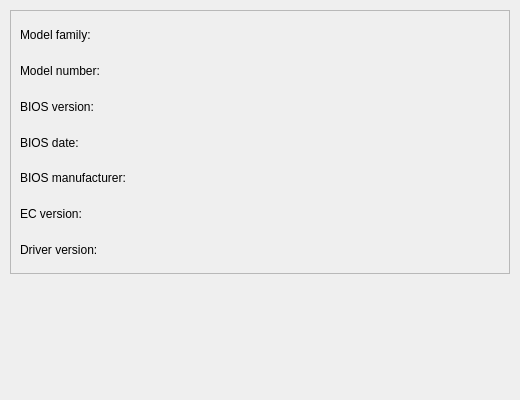
The window that kcm/sysinfo.ui (jfmcarreira/ktoshiba) describes before a commit, drawn with Qt 5.
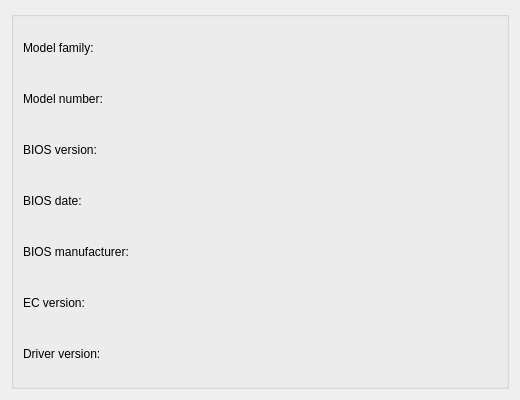
The same window after the commit.

```diff
--- a/kcm/sysinfo.ui
+++ b/kcm/sysinfo.ui
@@ -14,33 +14,21 @@
   <property name="windowTitle">
    <string>General</string>
   </property>
-  <widget class="QWidget" name="horizontalLayoutWidget">
-   <property name="geometry">
-    <rect>
-     <x>10</x>
-     <y>10</y>
-     <width>500</width>
-     <height>264</height>
-    </rect>
-   </property>
-   <layout class="QHBoxLayout" name="horizontalLayout">
+  <layout class="QVBoxLayout" name="verticalLayout">
     <item>
-     <widget class="QFrame" name="frame">
-      <property name="frameShape">
-       <enum>QFrame::StyledPanel</enum>
-      </property>
-      <property name="frameShadow">
-       <enum>QFrame::Raised</enum>
+    <widget class="QGroupBox" name="groupBox">
+     <property name="flat">
+      <bool>true</bool>
+     </property>
+     <property name="checkable">
+      <bool>false</bool>
+     </property>
+     <property name="checked">
+      <bool>false</bool>
       </property>
       <layout class="QGridLayout" name="gridLayout">
-       <item row="0" column="0">
+      <item row="0" column="0" alignment="Qt::AlignLeft|Qt::AlignVCenter">
         <widget class="QLabel" name="model_family_label">
-         <property name="minimumSize">
-          <size>
-           <width>130</width>
-           <height>30</height>
-          </size>
-         </property>
          <property name="text">
           <string>Model family:</string>
          </property>
@@ -53,33 +41,21 @@
          </property>
          <property name="sizeHint" stdset="0">
           <size>
-           <width>240</width>
-           <height>30</height>
+          <width>0</width>
+          <height>0</height>
           </size>
          </property>
         </spacer>
        </item>
-       <item row="0" column="2">
+      <item row="0" column="2" alignment="Qt::AlignRight|Qt::AlignVCenter">
         <widget class="QLabel" name="model_family">
-         <property name="minimumSize">
-          <size>
-           <width>130</width>
-           <height>30</height>
-          </size>
-         </property>
          <property name="text">
           <string/>
          </property>
         </widget>
        </item>
-       <item row="1" column="0">
+      <item row="1" column="0" alignment="Qt::AlignLeft|Qt::AlignVCenter">
         <widget class="QLabel" name="model_number_label">
-         <property name="minimumSize">
-          <size>
-           <width>130</width>
-           <height>30</height>
-          </size>
-         </property>
          <property name="text">
           <string>Model number:</string>
          </property>
@@ -92,33 +68,21 @@
          </property>
          <property name="sizeHint" stdset="0">
           <size>
-           <width>240</width>
-           <height>30</height>
+          <width>0</width>
+          <height>0</height>
           </size>
          </property>
         </spacer>
        </item>
-       <item row="1" column="2">
+      <item row="1" column="2" alignment="Qt::AlignRight|Qt::AlignVCenter">
         <widget class="QLabel" name="model_number">
-         <property name="minimumSize">
-          <size>
-           <width>130</width>
-           <height>30</height>
-          </size>
-         </property>
          <property name="text">
           <string/>
          </property>
         </widget>
        </item>
-       <item row="2" column="0">
+      <item row="2" column="0" alignment="Qt::AlignLeft|Qt::AlignVCenter">
         <widget class="QLabel" name="bios_version_label">
-         <property name="minimumSize">
-          <size>
-           <width>130</width>
-           <height>30</height>
-          </size>
-         </property>
          <property name="text">
           <string>BIOS version:</string>
          </property>
@@ -131,33 +95,21 @@
          </property>
          <property name="sizeHint" stdset="0">
           <size>
-           <width>240</width>
-           <height>30</height>
+          <width>0</width>
+          <height>0</height>
           </size>
          </property>
         </spacer>
        </item>
-       <item row="2" column="2">
+      <item row="2" column="2" alignment="Qt::AlignRight|Qt::AlignVCenter">
         <widget class="QLabel" name="bios_version">
-         <property name="minimumSize">
-          <size>
-           <width>130</width>
-           <height>30</height>
-          </size>
-         </property>
          <property name="text">
           <string/>
          </property>
         </widget>
        </item>
-       <item row="3" column="0">
+      <item row="3" column="0" alignment="Qt::AlignLeft|Qt::AlignVCenter">
         <widget class="QLabel" name="bios_date_label">
-         <property name="minimumSize">
-          <size>
-           <width>130</width>
-           <height>30</height>
-          </size>
-         </property>
          <property name="text">
           <string>BIOS date:</string>
          </property>
@@ -170,33 +122,21 @@
          </property>
          <property name="sizeHint" stdset="0">
           <size>
-           <width>240</width>
-           <height>30</height>
+          <width>0</width>
+          <height>0</height>
           </size>
          </property>
         </spacer>
        </item>
-       <item row="3" column="2">
+      <item row="3" column="2" alignment="Qt::AlignRight|Qt::AlignVCenter">
         <widget class="QLabel" name="bios_date">
-         <property name="minimumSize">
-          <size>
-           <width>130</width>
-           <height>30</height>
-          </size>
-         </property>
          <property name="text">
           <string/>
          </property>
         </widget>
        </item>
-       <item row="4" column="0">
+      <item row="4" column="0" alignment="Qt::AlignLeft|Qt::AlignVCenter">
         <widget class="QLabel" name="bios_manufacturer_label">
-         <property name="minimumSize">
-          <size>
-           <width>130</width>
-           <height>30</height>
-          </size>
-         </property>
          <property name="text">
           <string>BIOS manufacturer:</string>
          </property>
@@ -209,33 +149,21 @@
          </property>
          <property name="sizeHint" stdset="0">
           <size>
-           <width>240</width>
-           <height>30</height>
+          <width>0</width>
+          <height>0</height>
           </size>
          </property>
         </spacer>
        </item>
-       <item row="4" column="2">
+      <item row="4" column="2" alignment="Qt::AlignRight|Qt::AlignVCenter">
         <widget class="QLabel" name="bios_manufacturer">
-         <property name="minimumSize">
-          <size>
-           <width>130</width>
-           <height>30</height>
-          </size>
-         </property>
          <property name="text">
           <string/>
          </property>
         </widget>
        </item>
-       <item row="5" column="0">
+      <item row="5" column="0" alignment="Qt::AlignLeft|Qt::AlignVCenter">
         <widget class="QLabel" name="ec_version_label">
-         <property name="minimumSize">
-          <size>
-           <width>130</width>
-           <height>30</height>
-          </size>
-         </property>
          <property name="text">
           <string>EC version:</string>
          </property>
@@ -248,33 +176,21 @@
          </property>
          <property name="sizeHint" stdset="0">
           <size>
-           <width>240</width>
-           <height>30</height>
+          <width>0</width>
+          <height>0</height>
           </size>
          </property>
         </spacer>
        </item>
-       <item row="5" column="2">
+      <item row="5" column="2" alignment="Qt::AlignRight|Qt::AlignVCenter">
         <widget class="QLabel" name="ec_version">
-         <property name="minimumSize">
-          <size>
-           <width>130</width>
-           <height>30</height>
-          </size>
-         </property>
          <property name="text">
           <string/>
          </property>
         </widget>
        </item>
-       <item row="6" column="0">
+      <item row="6" column="0" alignment="Qt::AlignLeft|Qt::AlignVCenter">
         <widget class="QLabel" name="driver_version_label">
-         <property name="minimumSize">
-          <size>
-           <width>130</width>
-           <height>30</height>
-          </size>
-         </property>
          <property name="text">
           <string>Driver version:</string>
          </property>
@@ -287,20 +203,14 @@
          </property>
          <property name="sizeHint" stdset="0">
           <size>
-           <width>240</width>
-           <height>30</height>
+          <width>0</width>
+          <height>0</height>
           </size>
          </property>
         </spacer>
        </item>
-       <item row="6" column="2">
+      <item row="6" column="2" alignment="Qt::AlignRight|Qt::AlignVCenter">
         <widget class="QLabel" name="driver_version">
-         <property name="minimumSize">
-          <size>
-           <width>130</width>
-           <height>30</height>
-          </size>
-         </property>
          <property name="text">
           <string/>
          </property>
@@ -310,7 +220,6 @@
      </widget>
     </item>
    </layout>
-  </widget>
  </widget>
  <resources/>
  <connections/>
```
Lines whose indentation alone changed are shown as unchanged.
